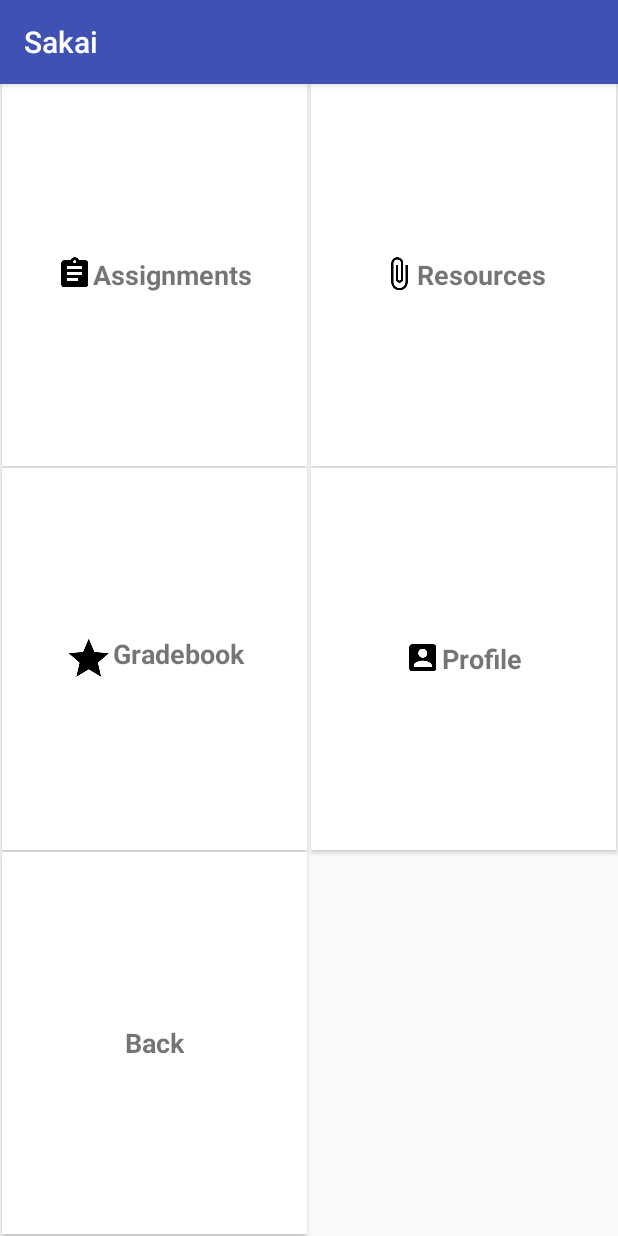
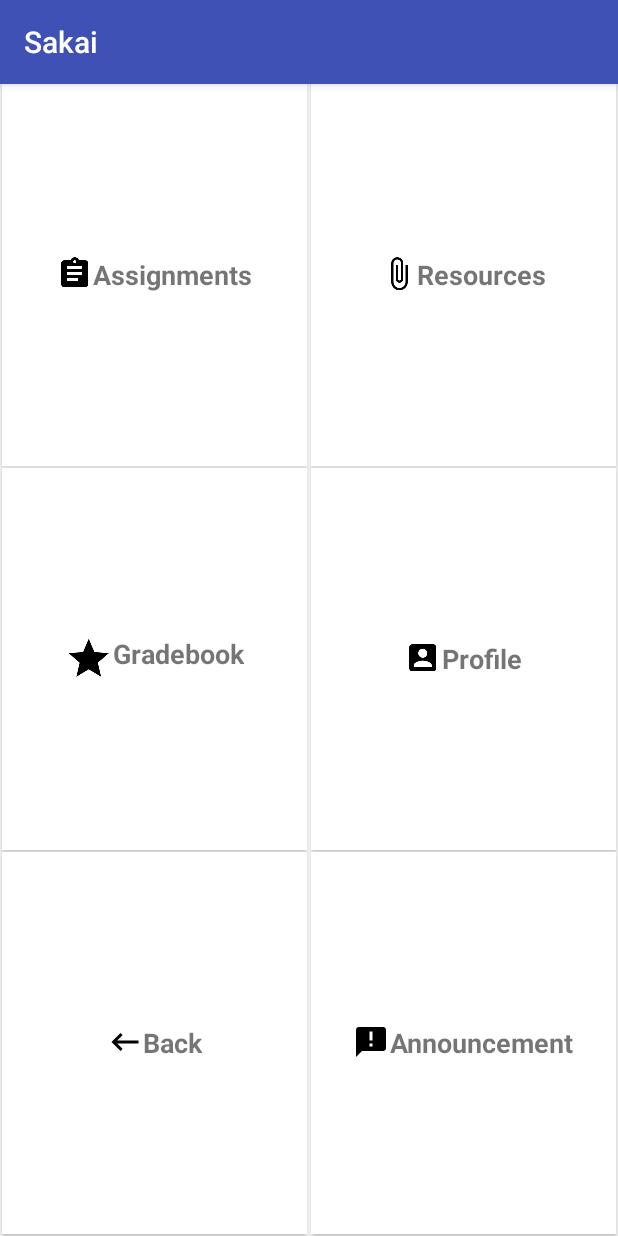
Before and after one commit to mandouss/sakai-mobile, an Android app: the eachSite screen opened directly, with no data from a screen before it, on a phone screen of 412 x 824 dp. Run offline under Robolectric (Android 15) with nearby library versions, the phone set to English and light mode, and no system bars; 3 statements that could not run were skipped.

Commit message:
s1 final

```diff
--- a/Sakai/app/src/main/res/layout/activity_each_site.xml
+++ b/Sakai/app/src/main/res/layout/activity_each_site.xml
@@ -1,4 +1,11 @@
 <?xml version="1.0" encoding="utf-8"?>
+<android.support.v4.widget.DrawerLayout xmlns:android="http://schemas.android.com/apk/res/android"
+    xmlns:tools="http://schemas.android.com/tools"
+    android:layout_width="match_parent"
+    android:layout_height="match_parent"
+    xmlns:app="http://schemas.android.com/apk/res-auto"
+    tools:context="sites"
+    android:id="@+id/drawerLayout">
 
 <LinearLayout xmlns:android="http://schemas.android.com/apk/res/android"
 xmlns:tools="http://schemas.android.com/tools"
@@ -149,8 +156,42 @@ android:orientation="vertical">
                 android:layout_gravity="center_horizontal|center_vertical"
                 android:layout_width="wrap_content"
                 android:layout_height="wrap_content">
+                <ImageView
+                    android:src="@mipmap/ic_keyboard_backspace_black_24dp"
+                    android:layout_gravity="center_horizontal"
+                    android:layout_width="wrap_content"
+                    android:layout_height="wrap_content" />
                 <TextView
                     android:text="Back"
+                    android:textAlignment="center"
+                    android:textSize="18dp"
+                    android:textStyle="bold"
+                    android:layout_width="wrap_content"
+                    android:layout_height="wrap_content" />
+            </LinearLayout>
+        </android.support.v7.widget.CardView>
+        <android.support.v7.widget.CardView
+            android:id="@+id/sitesbtn"
+            android:layout_width="0dp"
+            android:layout_height="0dp"
+            android:layout_columnWeight="1"
+            android:layout_rowWeight="1"
+            android:layout_marginBottom="1dp"
+            android:layout_marginRight="1dp"
+            android:layout_marginLeft="1dp"
+            app:cardCornerRadius="0dp"
+            >
+            <LinearLayout
+                android:layout_gravity="center_horizontal|center_vertical"
+                android:layout_width="wrap_content"
+                android:layout_height="wrap_content">
+                <ImageView
+                    android:src="@mipmap/ic_announcement_black_24dp"
+                    android:layout_gravity="center_horizontal"
+                    android:layout_width="wrap_content"
+                    android:layout_height="wrap_content" />
+                <TextView
+                    android:text="Announcement"
                     android:textAlignment="center"
                     android:textSize="18dp"
                     android:textStyle="bold"
@@ -161,3 +202,13 @@ android:orientation="vertical">
     </GridLayout>
 
 </LinearLayout>
+    <android.support.design.widget.NavigationView
+        android:layout_width="wrap_content"
+        android:layout_height="match_parent"
+        app:menu="@menu/navigation_menu"
+        android:layout_gravity="start"
+        android:id="@+id/navi_id"
+        >
+    </android.support.design.widget.NavigationView>
+
+</android.support.v4.widget.DrawerLayout>
```
Also changed, not shown: Sakai/app/src/main/java/com/example/noellesun/sakai/Assignment.java (+22 -0 lines), Sakai/app/src/main/res/layout/activity_each_assign.xml (+19 -0 lines), Sakai/app/src/main/res/layout/activity_each_resource.xml (+18 -0 lines), Sakai/app/src/main/res/layout/activity_gradebook.xml (+19 -0 lines), Sakai/app/src/main/res/layout/activity_resources.xml (+19 -0 lines), Sakai/app/src/main/res/mipmap-hdpi/ic_announcement_black_24dp.png (added), Sakai/app/src/main/res/mipmap-hdpi/ic_keyboard_backspace_black_24dp.png (added), Sakai/app/src/main/res/mipmap-mdpi/ic_announcement_black_24dp.png (added), Sakai/app/src/main/res/mipmap-mdpi/ic_keyboard_backspace_black_24dp.png (added), Sakai/app/src/main/res/mipmap-xhdpi/ic_announcement_black_24dp.png (added), Sakai/app/src/main/res/mipmap-xhdpi/ic_keyboard_backspace_black_24dp.png (added), Sakai/app/src/main/res/mipmap-xxhdpi/ic_announcement_black_24dp.png (added), Sakai/app/src/main/res/mipmap-xxhdpi/ic_keyboard_backspace_black_24dp.png (added), Sakai/app/src/main/res/mipmap-xxxhdpi/ic_announcement_black_24dp.png (added), 1 more files.
